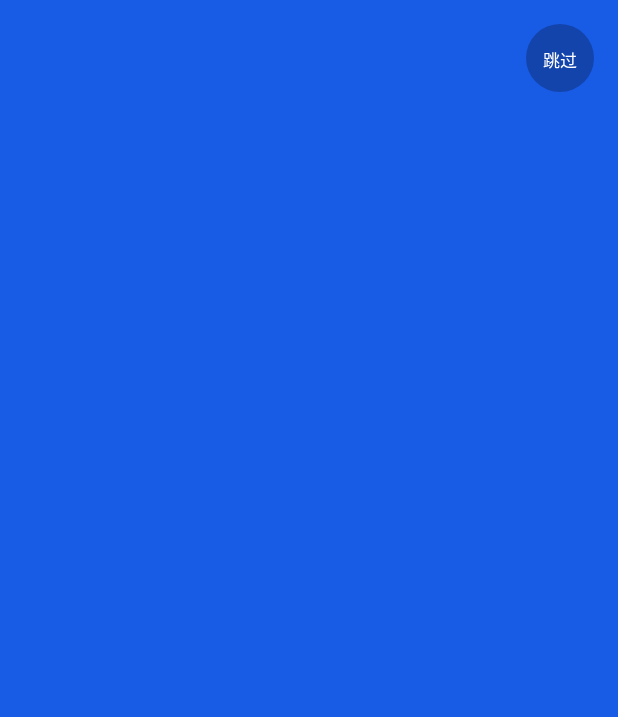
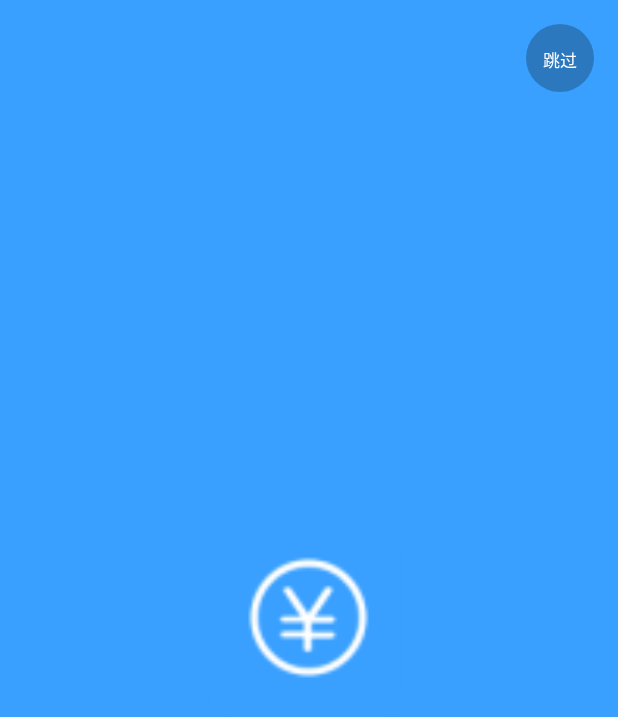
Before and after one commit to c786909486/Jizhang, an Android app: the layout activity_main.xml on its own in the app's theme, with its tools: preview values and no code run, on a phone screen of 412 x 824 dp. Shown: the top 717 px of the screen. Run offline under Robolectric (Android 15) with nearby library versions, the phone set to English and light mode, and no system bars.

Commit message:
修改icon

```diff
--- a/app/src/main/AndroidManifest.xml
+++ b/app/src/main/AndroidManifest.xml
@@ -26,7 +26,7 @@
     <application
         android:name=".application.MyApplication"
         android:allowBackup="true"
-        android:icon="@mipmap/ic_launcher"
+        android:icon="@mipmap/ic_new"
         android:label="@string/app_name"
         android:roundIcon="@mipmap/ic_launcher_round"
         android:supportsRtl="true"
--- a/app/src/main/res/layout/activity_main.xml
+++ b/app/src/main/res/layout/activity_main.xml
@@ -2,9 +2,20 @@
 <RelativeLayout xmlns:android="http://schemas.android.com/apk/res/android"
     android:layout_width="match_parent"
     android:layout_height="match_parent"
-    android:background="@color/colorAccent"
     android:orientation="vertical">
 
+
+    <RelativeLayout
+        android:id="@+id/icon_layout"
+        android:layout_width="match_parent"
+        android:layout_height="match_parent"
+        android:background="@color/launcher_bg">
+        <ImageView
+            android:layout_width="150dp"
+            android:layout_height="150dp"
+            android:layout_centerInParent="true"
+            android:src="@mipmap/ic_new"/>
+    </RelativeLayout>
     <com.example.ckz.jizhang.view.view.SkipView
         android:id="@+id/skip_view"
         android:layout_width="45dp"
--- a/app/src/main/res/values/colors.xml
+++ b/app/src/main/res/values/colors.xml
@@ -44,4 +44,5 @@
     <color name="add_btn_bg_select_night">#ffffff</color>
     <color name="deep_bg">#bfbfbf</color>
     <color name="deep_bg_night">#202020</color>
+    <color name="launcher_bg">#39A0FF</color>
 </resources>
```
Also changed, not shown: app/src/main/ic_new-web.png (added), app/src/main/res/mipmap-hdpi/ic_new.png (added), app/src/main/res/mipmap-mdpi/ic_new.png (added), app/src/main/res/mipmap-xhdpi/ic_new.png (added), app/src/main/res/mipmap-xxhdpi/ic_new.png (added), app/src/main/res/mipmap-xxxhdpi/ic_new.png (added).
